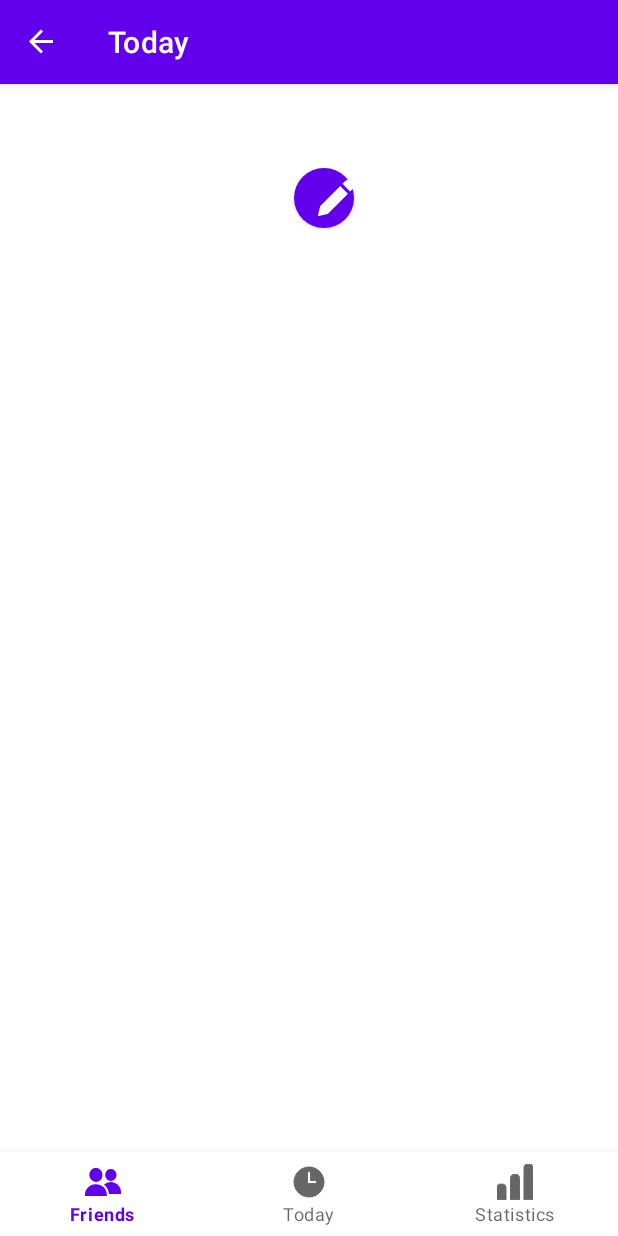
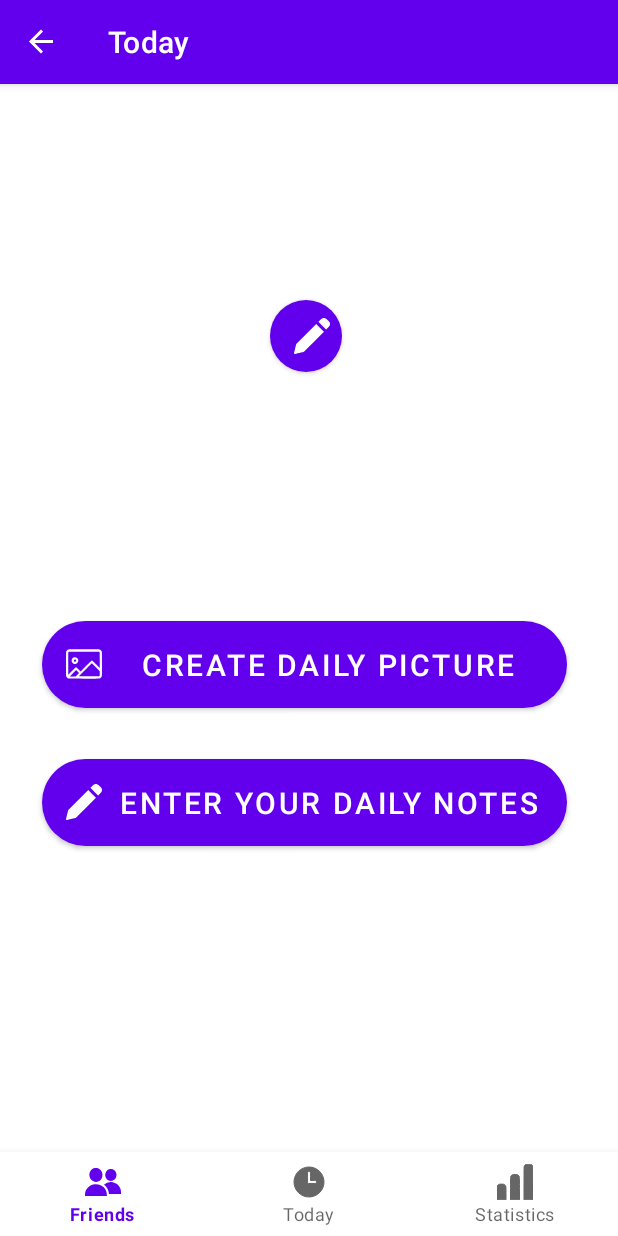
Before and after one commit to margharitasaweliewa/Mood_tracker, an Android app: the screen it shows after launch (MainActivity), on a phone screen of 412 x 824 dp. Run offline under Robolectric (Android 15) with nearby library versions, the phone set to English and light mode, and no system bars; our stand-ins replace navigation-ui; libraries missing offline, so code that uses them is left out: com.jaredrummler.android; 4 statements that could not run were skipped.

Commit message:
Made navigation regarding to our project Added icons for buttons

```diff
--- a/app/src/main/res/layout/activity_main.xml
+++ b/app/src/main/res/layout/activity_main.xml
@@ -31,17 +31,49 @@
         app:layout_constraintTop_toTopOf="parent"
         app:layout_constraintVertical_bias="0.0"
         app:navGraph="@navigation/mobile_navigation" />
+
+    <Button
+        android:id="@+id/dailypicture"
+        android:layout_width="350dp"
+        android:layout_height="70dp"
+        android:layout_marginStart="28dp"
+        android:layout_marginTop="296dp"
+        android:onClick="onClickColorButton"
+        android:text="@string/daily_picture"
+        android:textSize="20sp"
+        app:cornerRadius="30dp"
+        app:icon="@drawable/ic_pictures"
+        app:iconPadding="8dp"
+        app:layout_constraintStart_toStartOf="parent"
+        app:layout_constraintTop_toTopOf="parent" />
+
+    <Button
+        android:id="@+id/dailynotes"
+        android:layout_width="350dp"
+        android:layout_height="70dp"
+        android:layout_marginStart="28dp"
+        android:layout_marginTop="388dp"
+        android:onClick="onClickColorButton"
+        android:text="@string/daily_notes"
+        android:textSize="20sp"
+        app:cornerRadius="30dp"
+        app:icon="@drawable/ic_pencil"
+        app:iconPadding="8dp"
+        app:layout_constraintStart_toStartOf="parent"
+        app:layout_constraintTop_toTopOf="parent" />
+
     <Button
         android:id="@+id/colorPicker"
-        android:layout_width="40dp"
-        android:layout_height="40dp"
-        android:layout_marginStart="196dp"
-        android:layout_marginTop="0dp"
+        android:layout_width="48dp"
+        android:layout_height="48dp"
+        android:layout_marginStart="180dp"
+        android:layout_marginTop="88dp"
         android:background="@drawable/circle_colorpicker"
         android:onClick="onClickColorButton"
         app:icon="@drawable/ic_pencil"
         app:layout_constraintStart_toStartOf="parent"
-        app:layout_constraintTop_toTopOf="parent" />
+        app:layout_constraintTop_toTopOf="parent"
+        tools:ignore="SpeakableTextPresentCheck" />
 
 
 </androidx.constraintlayout.widget.ConstraintLayout>
--- a/app/src/main/res/menu/bottom_nav_menu.xml
+++ b/app/src/main/res/menu/bottom_nav_menu.xml
@@ -3,7 +3,7 @@
 
     <item
         android:id="@+id/navigation_home"
-        android:icon="@drawable/ic_friends_new"
+        android:icon="@drawable/ic_friends"
         android:title="@string/title_friends" />
 
     <item
--- a/app/src/main/res/values/colors.xml
+++ b/app/src/main/res/values/colors.xml
@@ -7,6 +7,6 @@
     <color name="teal_700">#FF018786</color>
     <color name="black">#FF000000</color>
     <color name="white">#FFFFFFFF</color>
-    <color name="activebuttoncolor">#FF370012</color>
+    <color name="sharing_button">#FF370012</color>
     <color name="notactivebuttoncolor">#FF3700B4</color>
 </resources>
--- a/app/src/main/res/values/strings.xml
+++ b/app/src/main/res/values/strings.xml
@@ -4,4 +4,12 @@
     <string name="title_today">Today</string>
     <string name="title_statistics">Statistics</string>
     <string name="errorMessage">Button was clicked</string>
+    <string name="daily_picture">CREATE DAILY PICTURE</string>
+    <string name="daily_notes">ENTER YOUR DAILY NOTES</string>
+    <string name="information_to_share">INFORMATION TO SHARE</string>
+    <string name="people_share_to">PEOPLE SHARE TO</string>
+    <string name="button_color">DAILY COLOR</string>
+    <string name="button_picture">DAILY PICTURE</string>
+    <string name="button_balance_wheel">BALANCE WHEEL</string>
+    <string name="button_notes">DAILY NOTES</string>
 </resources>
```
Also changed, not shown: app/src/main/res/drawable/ic_apple.xml (added, +5 -0 lines), app/src/main/res/drawable/ic_coffee_cup.xml (added, +11 -0 lines), app/src/main/res/drawable/ic_dumbbell.xml (added, +5 -0 lines), app/src/main/res/drawable/ic_people.xml (added, +11 -0 lines), app/src/main/res/drawable/ic_pillow.xml (added, +5 -0 lines), app/src/main/res/drawable/sharing_button.xml (added, +13 -0 lines), app/src/main/res/layout/sharing.xml (added, +96 -0 lines), app/src/main/res/drawable/ic_friends.xml (renamed from app/src/main/res/drawable/ic_friends_new.xml), 8 other files.
